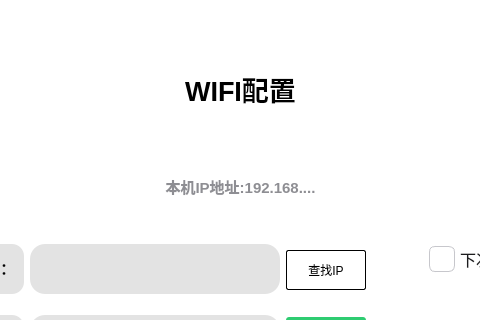
Key2209/Rc_Qt_removectrl, file Rc_removectrl_v1/connectwidget.ui: the form before one commit; both pictures show x 150 to 630 and y 0 to 320 of the 781 by 506 pixel window.
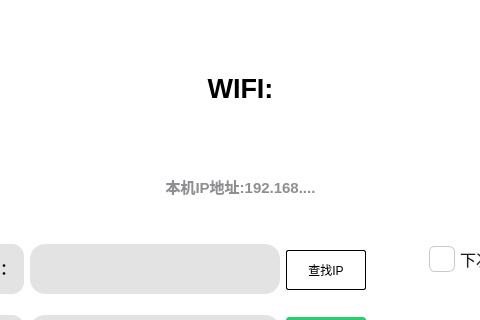
The form after the commit.

```diff
--- a/Rc_removectrl_v1/connectwidget.ui
+++ b/Rc_removectrl_v1/connectwidget.ui
@@ -59,7 +59,7 @@
 background: transparent;</string>
          </property>
          <property name="text">
-          <string>&lt;html&gt;&lt;head/&gt;&lt;body&gt;&lt;p align=&quot;center&quot;&gt;&lt;span style=&quot; font-size:20pt; font-weight:700;&quot;&gt;WIFI配置&lt;/span&gt;&lt;/p&gt;&lt;/body&gt;&lt;/html&gt;</string>
+          <string>&lt;html&gt;&lt;head/&gt;&lt;body&gt;&lt;p align=&quot;center&quot;&gt;&lt;span style=&quot; font-size:20pt; font-weight:700;&quot;&gt;WIFI:&lt;/span&gt;&lt;/p&gt;&lt;/body&gt;&lt;/html&gt;</string>
          </property>
         </widget>
        </item>
```
